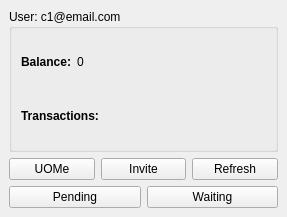
Old version of the form client/main.ui in the repository ric2b/confidential-debt-simplification.
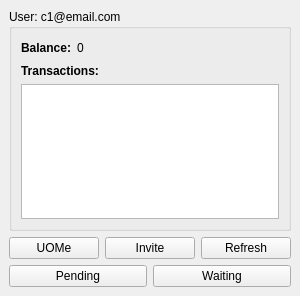
New version of the form.

Commit message:
Main window now displays the balance and transactions on startup and updates when the refresh button is clicked
Implemented the refresh() method of the main Window

Patch:
```diff
--- a/client/main.ui
+++ b/client/main.ui
@@ -6,8 +6,8 @@
    <rect>
     <x>0</x>
     <y>0</y>
-    <width>287</width>
-    <height>217</height>
+    <width>300</width>
+    <height>296</height>
    </rect>
   </property>
   <property name="windowTitle">
@@ -59,9 +59,7 @@
         </layout>
        </item>
        <item>
-        <layout class="QVBoxLayout" name="verticalLayout">
-         <item>
-          <widget class="QLabel" name="transactions_label">
+        <widget class="QLabel" name="label">
            <property name="font">
             <font>
              <weight>75</weight>
@@ -73,7 +71,15 @@
            </property>
           </widget>
          </item>
-        </layout>
+       <item>
+        <widget class="QListWidget" name="transactions_list">
+         <property name="editTriggers">
+          <set>QAbstractItemView::NoEditTriggers</set>
+         </property>
+         <property name="sortingEnabled">
+          <bool>true</bool>
+         </property>
+        </widget>
        </item>
       </layout>
       <zorder></zorder>
```
Left out of the diff: 4 changed lines with no effect on the pictures. Lines whose indentation alone changed are shown as unchanged. The commit also changes 4 other files.
